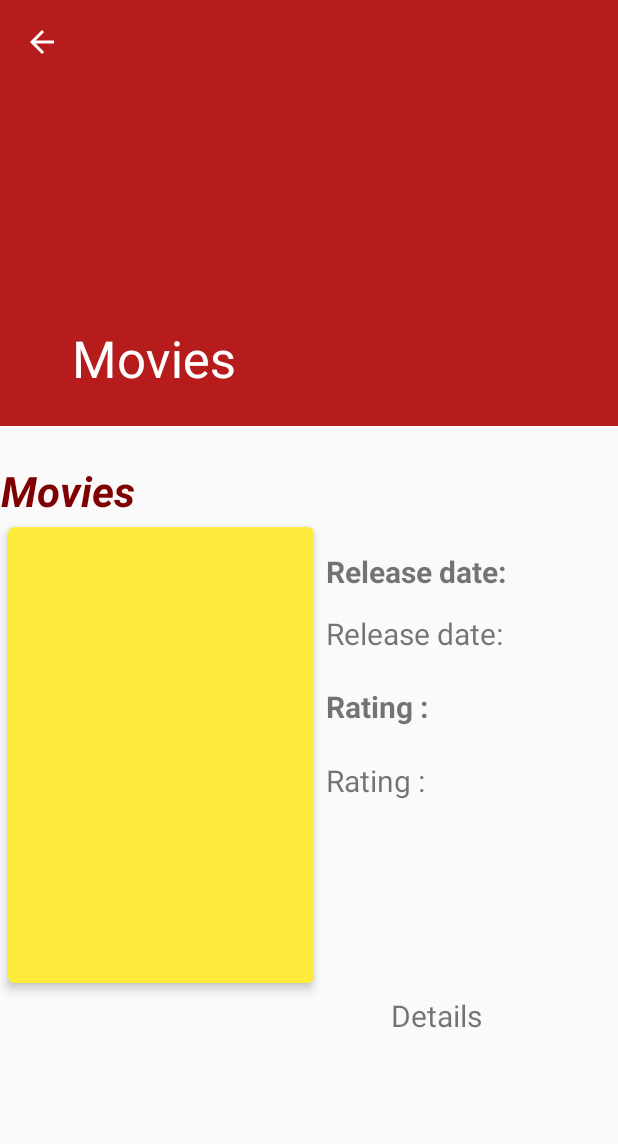
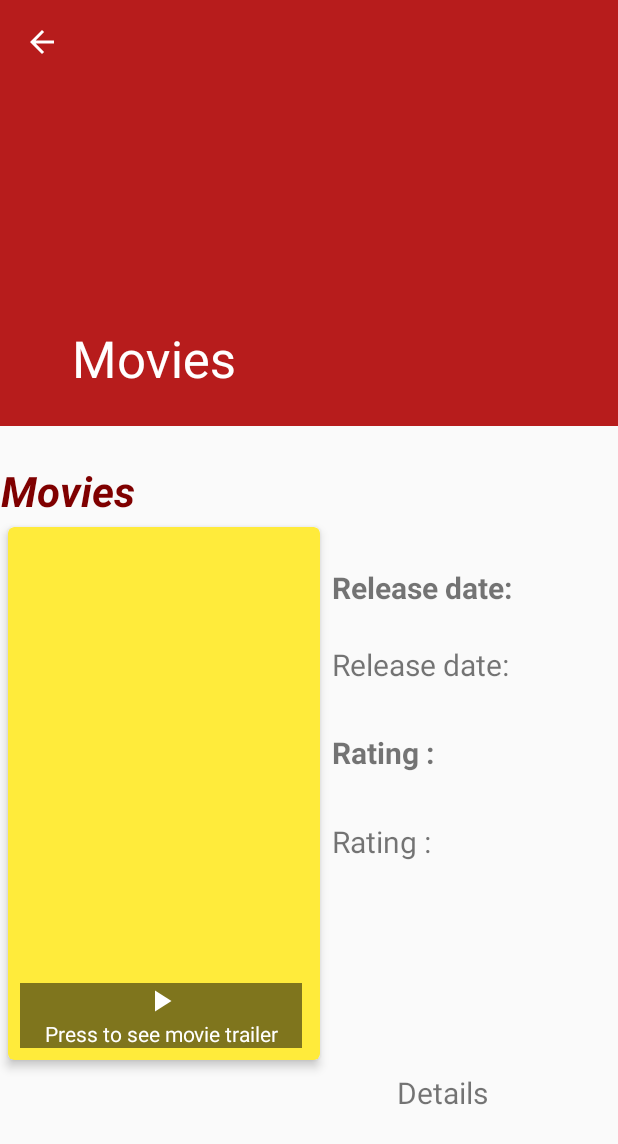
Before and after one commit to anagnostou74/PopularMovies, an Android app: the DetailActivity screen opened directly, with no data from a screen before it, on a phone screen of 412 x 824 dp. Shown: the top 1144 px of the screen. Run offline under Robolectric (Android 15) with nearby library versions, the phone set to English and light mode, and no system bars; our stand-ins replace Picasso; pictures from the network do not load.

Commit message:
Getting ready to display movie trailer and favorites

```diff
--- /dev/null
+++ b/app/src/main/res/drawable/ic_play_arrow.xml
@@ -0,0 +1,9 @@
+<vector xmlns:android="http://schemas.android.com/apk/res/android"
+        android:width="24dp"
+        android:height="24dp"
+        android:viewportWidth="24.0"
+        android:viewportHeight="24.0">
+    <path
+        android:fillColor="#FFFFFFFF"
+        android:pathData="M8,5v14l11,-7z"/>
+</vector>
--- a/app/src/main/res/layout/activity_movie_detail.xml
+++ b/app/src/main/res/layout/activity_movie_detail.xml
@@ -68,7 +68,7 @@
 
             <android.support.v7.widget.CardView
                 android:id="@+id/card_view"
-                android:layout_width="wrap_content"
+                android:layout_width="208dp"
                 android:layout_height="wrap_content"
                 android:layout_gravity="center"
                 android:layout_margin="@dimen/card_margin"
@@ -80,6 +80,10 @@
                 app:layout_constraintStart_toStartOf="parent"
                 app:layout_constraintTop_toBottomOf="@+id/activity_detail_title">
 
+                <RelativeLayout
+                    android:layout_width="wrap_content"
+                    android:layout_height="wrap_content">
+
                     <ImageView
                         android:id="@+id/activity_detail_poster"
                         android:layout_width="188dp"
@@ -87,6 +91,22 @@
                         android:layout_margin="8dp"
                         android:contentDescription="@string/movie_poster"
                         android:scaleType="centerCrop" />
+
+                    <TextView
+                        android:layout_width="wrap_content"
+                        android:layout_height="wrap_content"
+                        android:layout_alignEnd="@+id/activity_detail_poster"
+                        android:layout_alignLeft="@+id/activity_detail_poster"
+                        android:layout_alignRight="@+id/activity_detail_poster"
+                        android:layout_alignStart="@+id/activity_detail_poster"
+                        android:layout_below="@+id/activity_detail_poster"
+                        android:layout_marginBottom="8dp"
+                        android:background="@color/mediumTrasparent"
+                        android:drawableTop="@drawable/ic_play_arrow"
+                        android:gravity="center_horizontal"
+                        android:text="@string/trailer"
+                        android:textColor="@color/white" />
+                </RelativeLayout>
 
             </android.support.v7.widget.CardView>
 
--- a/app/src/main/res/values/colors.xml
+++ b/app/src/main/res/values/colors.xml
@@ -3,4 +3,6 @@
     <color name="colorPrimary">#b71c1c</color>
     <color name="colorPrimaryDark">#7f0000</color>
     <color name="colorAccent">#ffeb3b</color>
+    <color name="white">#ffffff</color>
+    <color name="mediumTrasparent">#80000000</color>
 </resources>
--- a/app/src/main/res/values/strings.xml
+++ b/app/src/main/res/values/strings.xml
@@ -33,5 +33,6 @@
     <string name="release_date">Release date:</string>
     <string name="rating">Rating :</string>
     <string name="details">Details </string>
+    <string name="trailer">Press to see movie trailer</string>
 
 </resources>
```
Also changed, not shown: app/src/main/res/drawable/ic_favorite_empty.xml (added, +9 -0 lines), app/src/main/res/drawable/ic_favorite_full.xml (added, +9 -0 lines). Lines whose indentation alone changed are shown as unchanged.
